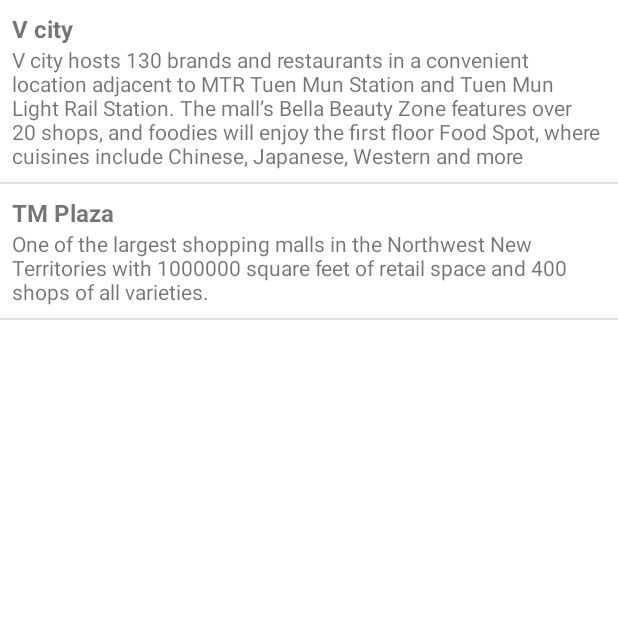
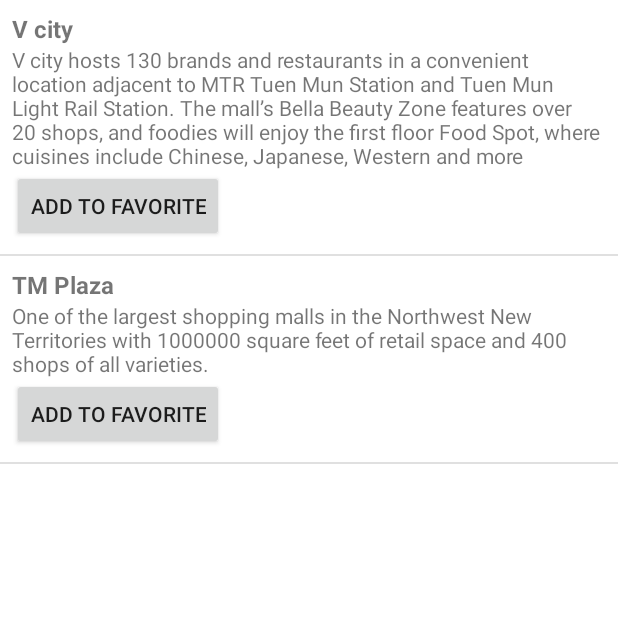
Before and after one commit to hinson23701/VT6002CEM_CW2_KwokPaakHin, an Android app: the PlaceActivity screen opened directly, with no data from a screen before it, on a phone screen of 412 x 824 dp, the top half of it. Run offline under Robolectric (Android 15) with nearby library versions, the phone set to English and light mode, and no system bars.

Commit message:
favourite button UI in place UI updated

```diff
--- a/app/src/main/res/layout/list_item.xml
+++ b/app/src/main/res/layout/list_item.xml
@@ -17,4 +17,10 @@
         android:layout_height="wrap_content"
         android:textSize="14sp" />
 
+    <Button
+        android:id="@+id/button_favorite"
+        android:layout_width="wrap_content"
+        android:layout_height="wrap_content"
+        android:text="Add to Favorite" />
+
 </LinearLayout>
```
